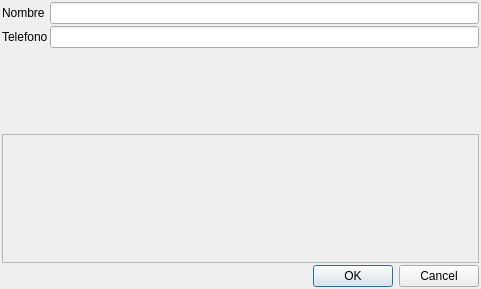
Qt form mksPlanner/views/dlgeditproveedor.ui (diegowald/mksPlanner) before a commit.
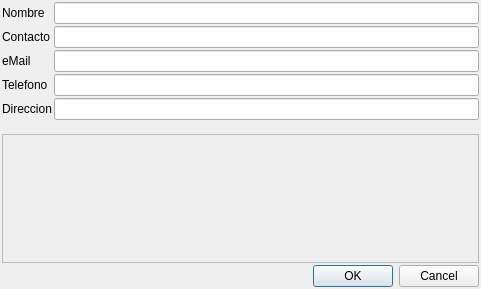
The same form after that commit.

What changed in the file:
```diff
--- a/mksPlanner/views/dlgeditproveedor.ui
+++ b/mksPlanner/views/dlgeditproveedor.ui
@@ -50,7 +50,7 @@
      <item row="0" column="1">
       <widget class="QLineEdit" name="txtNombre"/>
      </item>
-     <item row="1" column="0">
+     <item row="3" column="0">
       <widget class="QLabel" name="label_2">
        <property name="text">
         <string>Telefono</string>
@@ -60,9 +60,48 @@
        </property>
       </widget>
      </item>
-     <item row="1" column="1">
+     <item row="3" column="1">
       <widget class="QLineEdit" name="txtTelefono"/>
      </item>
+     <item row="1" column="0">
+      <widget class="QLabel" name="label_3">
+       <property name="text">
+        <string>Contacto</string>
+       </property>
+       <property name="buddy">
+        <cstring>txtContacto</cstring>
+       </property>
+      </widget>
+     </item>
+     <item row="2" column="0">
+      <widget class="QLabel" name="label_4">
+       <property name="text">
+        <string>eMail</string>
+       </property>
+       <property name="buddy">
+        <cstring>txtEmail</cstring>
+       </property>
+      </widget>
+     </item>
+     <item row="4" column="0">
+      <widget class="QLabel" name="label_5">
+       <property name="text">
+        <string>Direccion</string>
+       </property>
+       <property name="buddy">
+        <cstring>txtDireccion</cstring>
+       </property>
+      </widget>
+     </item>
+     <item row="1" column="1">
+      <widget class="QLineEdit" name="txtContacto"/>
+     </item>
+     <item row="2" column="1">
+      <widget class="QLineEdit" name="txtEmail"/>
+     </item>
+     <item row="4" column="1">
+      <widget class="QLineEdit" name="txtDireccion"/>
+     </item>
     </layout>
    </item>
    <item>
```
Left out of the diff: 11 changed lines with no effect on the pictures.
